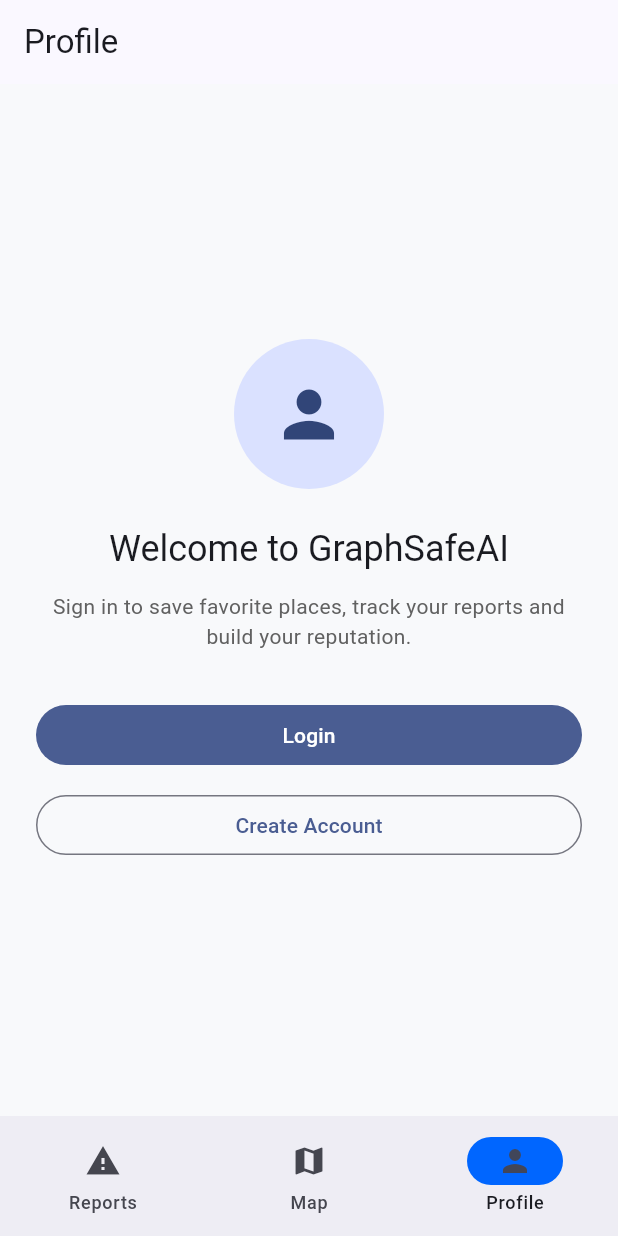
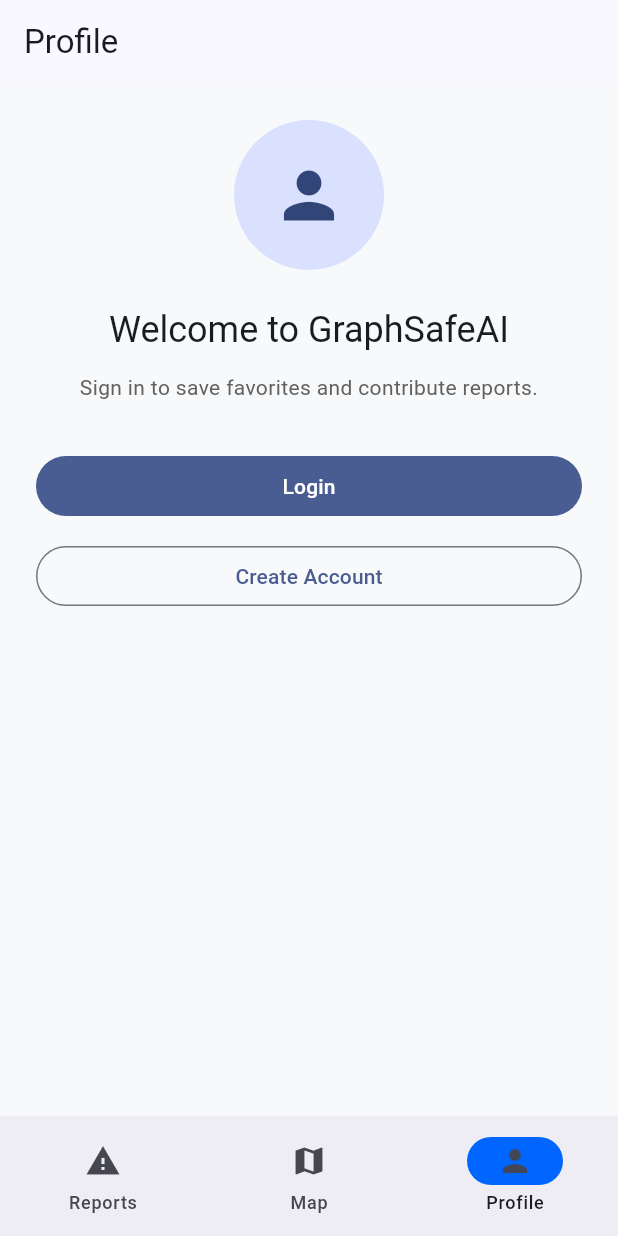
Before and after one commit to ShivanshikaAgarwal1505/GraphSafeAI, a Flutter app: the screen it shows after launch, item 3 of the bottom bar chosen, on a phone screen of 412 x 824 dp. Run offline on Flutter 3.47's test engine with Material 3 defaults, Android fonts, the phone set to English and light mode, and no system bars; our stand-ins replace dio, flutter_map, flutter_secure_storage, geolocator, latlong2, shared_preferences; accounts and stored records are empty; network calls fail.

Commit message:
region + profile

```diff
--- a/apps/mobile_app_flutter/lib/features/profile/screens/profile_screen.dart
+++ b/apps/mobile_app_flutter/lib/features/profile/screens/profile_screen.dart
@@ -2,7 +2,6 @@
 import 'package:provider/provider.dart';
 
 import '../../auth/providers/auth_provider.dart';
-
 import '../../auth/screens/login_screen.dart';
 import '../../auth/screens/register_screen.dart';
 
@@ -13,8 +12,7 @@
 
   @override
   Widget build(BuildContext context) {
-    final auth =
-        context.watch<AuthProvider>();
+    final auth = context.watch<AuthProvider>();
 
     final user = auth.user;
 
@@ -25,11 +23,11 @@
             'Profile',
           ),
         ),
-      body: Padding(
+        body: SafeArea(
+          child: SingleChildScrollView(
             padding: const EdgeInsets.all(24),
             child: Column(
-          mainAxisAlignment:
-              MainAxisAlignment.center,
+              mainAxisAlignment: MainAxisAlignment.center,
               children: [
                 const CircleAvatar(
                   radius: 50,
@@ -39,9 +37,7 @@
                   ),
                 ),
 
-            const SizedBox(
-              height: 24,
-            ),
+                const SizedBox(height: 24),
 
                 Text(
                   'Welcome to GraphSafeAI',
@@ -51,21 +47,17 @@
                   textAlign: TextAlign.center,
                 ),
 
-            const SizedBox(
-              height: 12,
-            ),
+                const SizedBox(height: 12),
 
                 Text(
-              'Sign in to save favorite places, track your reports and build your reputation.',
+                  'Sign in to save favorites and contribute reports.',
                   textAlign: TextAlign.center,
                   style: TextStyle(
                     color: Colors.grey[700],
                   ),
                 ),
 
-            const SizedBox(
-              height: 32,
-            ),
+                const SizedBox(height: 32),
 
                 SizedBox(
                   width: double.infinity,
@@ -74,7 +66,8 @@
                       Navigator.push(
                         context,
                         MaterialPageRoute(
-                      builder: (_) =>LoginScreen(),
+                          builder: (_) =>
+                              LoginScreen(),
                         ),
                       );
                     },
@@ -84,9 +77,7 @@
                   ),
                 ),
 
-            const SizedBox(
-              height: 12,
-            ),
+                const SizedBox(height: 12),
 
                 SizedBox(
                   width: double.infinity,
@@ -108,6 +99,7 @@
               ],
             ),
           ),
+        ),
       );
     }
 
@@ -117,13 +109,26 @@
           'Profile',
         ),
       ),
-      body: Padding(
-        padding:
-            const EdgeInsets.all(16),
+      body: SafeArea(
+        child: SingleChildScrollView(
+          padding: const EdgeInsets.all(16),
           child: Column(
             crossAxisAlignment:
                 CrossAxisAlignment.start,
             children: [
+              Center(
+                child: Column(
+                  children: [
+                    const CircleAvatar(
+                      radius: 40,
+                      child: Icon(
+                        Icons.person,
+                        size: 40,
+                      ),
+                    ),
+
+                    const SizedBox(height: 12),
+
                     Text(
                       user.name,
                       style: Theme.of(context)
@@ -131,82 +136,87 @@
                           .headlineSmall,
                     ),
 
-            const SizedBox(
-              height: 8,
+                    const SizedBox(height: 4),
+
+                    Text(
+                      user.email,
+                      style: TextStyle(
+                        color: Colors.grey[600],
+                      ),
+                    ),
+                  ],
+                ),
               ),
 
-            Text(user.email),
-
-            const SizedBox(
-              height: 24,
-            ),
+              const SizedBox(height: 24),
 
               Card(
                 child: ListTile(
-                title: const Text(
-                  'Reputation',
+                  leading: const Icon(
+                    Icons.assignment_outlined,
                   ),
-                trailing: Text(
-                  user.reputationScore
-                      .toString(),
-                ),
-              ),
-            ),
-
-            Card(
-              child: ListTile(
                   title: const Text(
                     'Reports Submitted',
                   ),
                   trailing: Text(
                     user.reportsSubmitted
                         .toString(),
+                    style: const TextStyle(
+                      fontWeight:
+                          FontWeight.bold,
+                    ),
                   ),
                 ),
               ),
 
+              const SizedBox(height: 12),
+
               Card(
                 child: ListTile(
+                  leading: const Icon(
+                    Icons.favorite_border,
+                  ),
                   title: const Text(
-                  'Reports Verified',
+                    'Favorites',
                   ),
-                trailing: Text(
-                  user.reportsVerified
-                      .toString(),
+                  subtitle: const Text(
+                    'Coming Soon',
                   ),
                 ),
               ),
 
-            ListTile(
-              leading: const Icon(
-                Icons.list_alt,
+              const SizedBox(height: 32),
+
+              SizedBox(
+                width: double.infinity,
+                child: FilledButton.icon(
+                  style:
+                      FilledButton.styleFrom(
+                    backgroundColor:
+                        Colors.red,
+                    foregroundColor:
+                        Colors.white,
+                    padding:
+                        const EdgeInsets
+                            .symmetric(
+                      vertical: 14,
                     ),
-              title: const Text(
-                'My Reports',
                   ),
-              subtitle: const Text(
-                'View reports you submitted',
-              ),
-              onTap: () {
-    // next screen later
-              },
-            ),
-
-            const SizedBox(
-              height: 20,
-            ),
-
-            ElevatedButton(
                   onPressed: () async {
                     await auth.logout();
                   },
-              child: const Text(
+                  icon: const Icon(
+                    Icons.logout,
+                  ),
+                  label: const Text(
                     'Logout',
+                  ),
                 ),
               ),
             ],
           ),
         ),
+      ),
     );
   }
 }
--- a/apps/mobile_app_flutter/lib/features/reports/models/community_report.dart
+++ b/apps/mobile_app_flutter/lib/features/reports/models/community_report.dart
@@ -4,6 +4,8 @@
   final int userId;
 
   final int regionId;
+
+  final String regionName;
 
   final double latitude;
 
@@ -29,6 +31,7 @@
     required this.id,
     required this.userId,
     required this.regionId,
+    required this.regionName,
     required this.latitude,
     required this.longitude,
     required this.category,
@@ -48,6 +51,7 @@
       id: json['id'],
       userId: json['user_id']?? 0,
       regionId: json['region_id'],
+      regionName: json['region_name'] ?? '',
       latitude: json['latitude'].toDouble(),
       longitude: json['longitude'].toDouble(),
       category: json['category'],
--- a/apps/mobile_app_flutter/lib/features/reports/screens/reports_screen.dart
+++ b/apps/mobile_app_flutter/lib/features/reports/screens/reports_screen.dart
@@ -239,7 +239,7 @@
                                     width: 4,
                                   ),
                                   Text(
-                                    'Region ${report.regionId}',
+                                    report.regionName,
                                     style:
                                         const TextStyle(
                                       color: Colors
```
Lines whose indentation alone changed are shown as unchanged.
